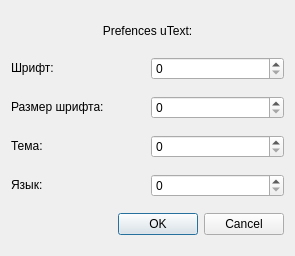
Above: app/src/preferences.ui from MansTomb/utext before the change. Below: the same form after it.
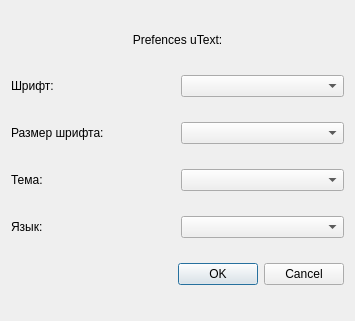
That is the form after the change.

Commit message: add comboBox to preferences

What changed in the file:
```diff
--- a/app/src/preferences.ui
+++ b/app/src/preferences.ui
@@ -6,8 +6,8 @@
    <rect>
     <x>0</x>
     <y>0</y>
-    <width>295</width>
-    <height>256</height>
+    <width>355</width>
+    <height>321</height>
    </rect>
   </property>
   <property name="windowTitle">
@@ -64,7 +64,7 @@
       </widget>
      </item>
      <item>
-      <widget class="QSpinBox" name="spinBox">
+      <widget class="QComboBox" name="comboBox">
        <property name="sizePolicy">
         <sizepolicy hsizetype="Expanding" vsizetype="Fixed">
          <horstretch>0</horstretch>
@@ -91,7 +91,7 @@
       </widget>
      </item>
      <item>
-      <widget class="QSpinBox" name="spinBox_2">
+      <widget class="QComboBox" name="comboBox_2">
        <property name="sizePolicy">
         <sizepolicy hsizetype="Expanding" vsizetype="Fixed">
          <horstretch>0</horstretch>
@@ -118,7 +118,7 @@
       </widget>
      </item>
      <item>
-      <widget class="QSpinBox" name="spinBox_3">
+      <widget class="QComboBox" name="comboBox_3">
        <property name="sizePolicy">
         <sizepolicy hsizetype="Expanding" vsizetype="Fixed">
          <horstretch>0</horstretch>
@@ -145,7 +145,7 @@
       </widget>
      </item>
      <item>
-      <widget class="QSpinBox" name="spinBox_4">
+      <widget class="QComboBox" name="comboBox_4">
        <property name="sizePolicy">
         <sizepolicy hsizetype="Expanding" vsizetype="Fixed">
          <horstretch>0</horstretch>
```
The commit also changes 7 other files.
